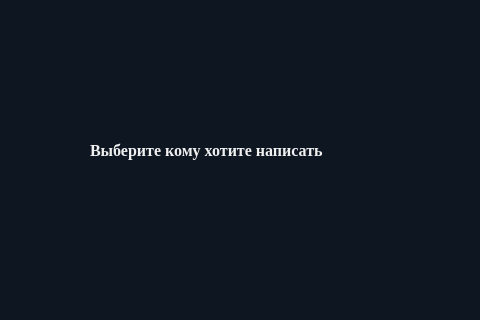
rutraq/Messanger, file mainform.ui: the form before one commit; both pictures show x 480 to 960 and y 210 to 530 of the 1122 by 859 pixel window.
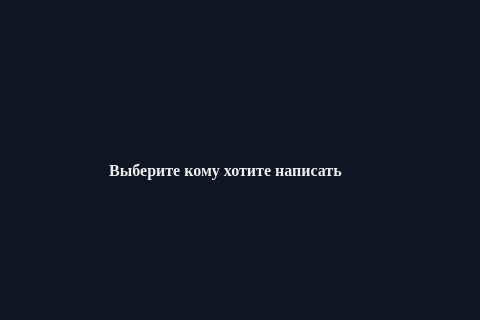
The form after the commit. Icons and pictures are not drawn.

What changed in the file:
```diff
--- a/mainform.ui
+++ b/mainform.ui
@@ -323,9 +323,9 @@
   <widget class="QLabel" name="label_6">
    <property name="geometry">
     <rect>
-     <x>570</x>
-     <y>350</y>
-     <width>301</width>
+     <x>580</x>
+     <y>370</y>
+     <width>251</width>
      <height>21</height>
     </rect>
    </property>
@@ -345,6 +345,9 @@
    <property name="text">
     <string>Выберите кому хотите написать</string>
    </property>
+   <property name="alignment">
+    <set>Qt::AlignCenter</set>
+   </property>
   </widget>
   <widget class="QLabel" name="label_7">
    <property name="geometry">
```
Left out of the diff: 199 changed lines with no effect on the pictures.
